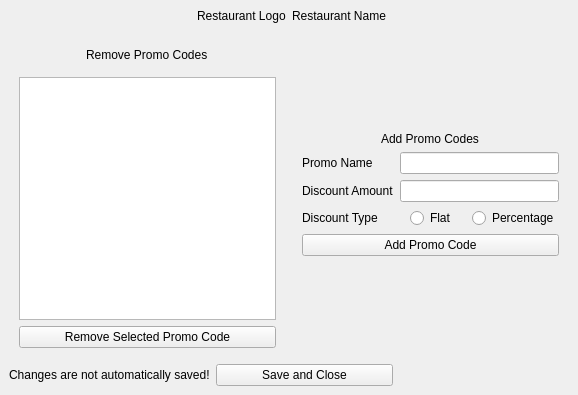
Old version of the form promocodeswindow.ui in the repository PeteCastle/PEx5.
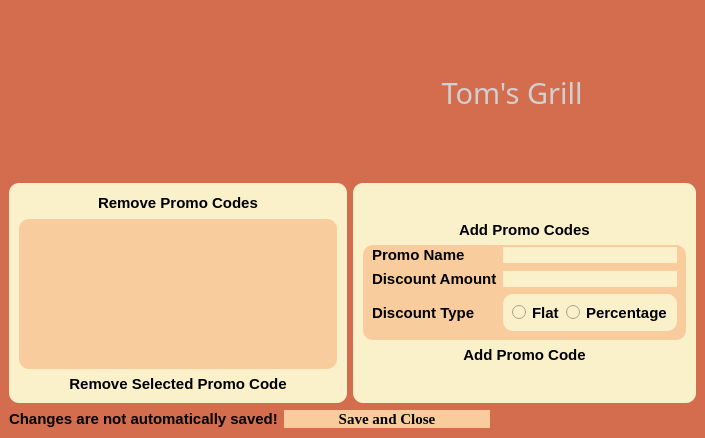
New version of the form. Icons and pictures are not drawn.

The edit to the form file:
```diff
--- a/promocodeswindow.ui
+++ b/promocodeswindow.ui
@@ -6,32 +6,74 @@
    <rect>
     <x>0</x>
     <y>0</y>
-    <width>578</width>
-    <height>395</height>
+    <width>696</width>
+    <height>438</height>
    </rect>
   </property>
   <property name="windowTitle">
-   <string>MainWindow</string>
+   <string>Modify Promo Codes</string>
+  </property>
+  <property name="styleSheet">
+   <string notr="true">background-color: rgb(212, 108, 78);</string>
   </property>
   <widget class="QWidget" name="centralwidget">
    <layout class="QVBoxLayout" name="verticalLayout_3">
     <item>
+     <widget class="QWidget" name="" native="true">
      <layout class="QHBoxLayout" name="horizontalLayout">
       <item alignment="Qt::AlignRight">
        <widget class="QLabel" name="RestaurantNameLogo">
         <property name="text">
-         <string>Restaurant Logo</string>
+          <string/>
+         </property>
+        </widget>
+       </item>
+       <item>
+        <widget class="QLabel" name="label">
+         <property name="minimumSize">
+          <size>
+           <width>300</width>
+           <height>150</height>
+          </size>
+         </property>
+         <property name="maximumSize">
+          <size>
+           <width>300</width>
+           <height>150</height>
+          </size>
+         </property>
+         <property name="styleSheet">
+          <string notr="true">image: url(:/logo/pictures/logo 2.png);</string>
+         </property>
+         <property name="text">
+          <string/>
         </property>
        </widget>
       </item>
       <item>
        <widget class="QLabel" name="RestaurantNameLabel">
+         <property name="minimumSize">
+          <size>
+           <width>350</width>
+           <height>0</height>
+          </size>
+         </property>
+         <property name="font">
+          <font>
+           <family>Vineta BT</family>
+           <pointsize>22</pointsize>
+          </font>
+         </property>
+         <property name="styleSheet">
+          <string notr="true">color: rgb(208, 208, 208);</string>
+         </property>
         <property name="text">
-         <string>Restaurant Name</string>
+          <string>&lt;html&gt;&lt;head/&gt;&lt;body&gt;&lt;p align=&quot;center&quot;&gt;Tom's Grill&lt;/p&gt;&lt;/body&gt;&lt;/html&gt;</string>
         </property>
        </widget>
       </item>
      </layout>
+     </widget>
     </item>
     <item>
      <layout class="QHBoxLayout" name="horizontalLayout_2">
@@ -39,6 +81,13 @@
        <number>0</number>
       </property>
       <item>
+       <widget class="QWidget" name="" native="true">
+        <property name="styleSheet">
+         <string notr="true">color: rgb(0, 0, 0);
+background-color: rgb(250, 240, 202);
+border-radius: 10px
+</string>
+        </property>
        <layout class="QVBoxLayout" name="verticalLayout_2" stretch="10,75,15">
         <property name="leftMargin">
          <number>10</number>
@@ -54,24 +103,51 @@
         </property>
         <item alignment="Qt::AlignHCenter">
          <widget class="QLabel" name="RemovePromoCodeLabel">
+           <property name="font">
+            <font>
+             <pointsize>11</pointsize>
+             <bold>true</bold>
+            </font>
+           </property>
           <property name="text">
            <string>Remove Promo Codes</string>
           </property>
          </widget>
         </item>
         <item>
-         <widget class="QListWidget" name="PromoCodesList"/>
+          <widget class="QListWidget" name="PromoCodesList">
+           <property name="styleSheet">
+            <string notr="true">color: rgb(0, 0, 0);
+background-color: rgb(249, 204, 158);
+border-radius: 10px
+</string>
+           </property>
+          </widget>
         </item>
         <item>
          <widget class="QPushButton" name="RemovePromoCodeButton">
+           <property name="font">
+            <font>
+             <pointsize>11</pointsize>
+             <bold>true</bold>
+            </font>
+           </property>
           <property name="text">
            <string>Remove Selected Promo Code</string>
           </property>
          </widget>
         </item>
        </layout>
+       </widget>
       </item>
       <item>
+       <widget class="QWidget" name="" native="true">
+        <property name="styleSheet">
+         <string notr="true">color: rgb(0, 0, 0);
+background-color: rgb(250, 240, 202);
+border-radius: 10px
+</string>
+        </property>
        <layout class="QVBoxLayout" name="verticalLayout" stretch="0,0,0,0,0">
         <property name="leftMargin">
          <number>10</number>
@@ -100,47 +176,105 @@
         </item>
         <item alignment="Qt::AlignHCenter">
          <widget class="QLabel" name="AddPromoCodeLabel">
+           <property name="font">
+            <font>
+             <pointsize>11</pointsize>
+             <bold>true</bold>
+            </font>
+           </property>
           <property name="text">
            <string>Add Promo Codes</string>
           </property>
          </widget>
         </item>
         <item>
+          <widget class="QWidget" name="" native="true">
+           <property name="styleSheet">
+            <string notr="true">color: rgb(0, 0, 0);
+background-color: rgb(249, 204, 158);
+border-radius: 10px
+</string>
+           </property>
          <layout class="QGridLayout" name="gridLayout_2">
           <property name="topMargin">
-           <number>0</number>
+             <number>1</number>
           </property>
           <item row="0" column="0">
            <widget class="QLabel" name="PromoNameButton">
+              <property name="font">
+               <font>
+                <pointsize>11</pointsize>
+                <bold>true</bold>
+               </font>
+              </property>
             <property name="text">
              <string>Promo Name</string>
             </property>
            </widget>
           </item>
           <item row="0" column="1">
-           <widget class="QLineEdit" name="PromoNameLineEdit"/>
+             <widget class="QLineEdit" name="PromoNameLineEdit">
+              <property name="styleSheet">
+               <string notr="true">color: rgb(0, 0, 0);
+background-color: rgb(250, 240, 202);
+border-radius: 10px
+</string>
+              </property>
+             </widget>
           </item>
           <item row="1" column="0">
            <widget class="QLabel" name="DiscountAmountButton">
+              <property name="font">
+               <font>
+                <pointsize>11</pointsize>
+                <bold>true</bold>
+               </font>
+              </property>
             <property name="text">
              <string>Discount Amount</string>
             </property>
            </widget>
           </item>
           <item row="1" column="1">
-           <widget class="QLineEdit" name="DiscountAmountLineEdit"/>
+             <widget class="QLineEdit" name="DiscountAmountLineEdit">
+              <property name="styleSheet">
+               <string notr="true">color: rgb(0, 0, 0);
+background-color: rgb(250, 240, 202);
+border-radius: 10px
+</string>
+              </property>
+             </widget>
           </item>
           <item row="2" column="0">
            <widget class="QLabel" name="DiscountTypeButton">
+              <property name="font">
+               <font>
+                <pointsize>11</pointsize>
+                <bold>true</bold>
+               </font>
+              </property>
             <property name="text">
              <string>Discount Type</string>
             </property>
            </widget>
           </item>
           <item row="2" column="1">
+             <widget class="QWidget" name="" native="true">
+              <property name="styleSheet">
+               <string notr="true">color: rgb(0, 0, 0);
+background-color: rgb(250, 240, 202);
+border-radius: 10px
+</string>
+              </property>
            <layout class="QHBoxLayout" name="horizontalLayout_5">
             <item alignment="Qt::AlignHCenter">
              <widget class="QRadioButton" name="FlatDiscountButton">
+                 <property name="font">
+                  <font>
+                   <pointsize>11</pointsize>
+                   <bold>true</bold>
+                  </font>
+                 </property>
               <property name="text">
                <string>Flat</string>
               </property>
@@ -148,17 +282,31 @@
             </item>
             <item alignment="Qt::AlignHCenter">
              <widget class="QRadioButton" name="PercentageButton">
+                 <property name="font">
+                  <font>
+                   <pointsize>11</pointsize>
+                   <bold>true</bold>
+                  </font>
+                 </property>
               <property name="text">
                <string>Percentage</string>
               </property>
              </widget>
             </item>
            </layout>
-          </item>
-         </layout>
+             </widget>
+            </item>
+           </layout>
+          </widget>
         </item>
         <item>
          <widget class="QPushButton" name="AddPromoCodeButton">
+           <property name="font">
+            <font>
+             <pointsize>11</pointsize>
+             <bold>true</bold>
+            </font>
+           </property>
           <property name="text">
            <string>Add Promo Code</string>
           </property>
@@ -178,6 +326,7 @@
          </spacer>
         </item>
        </layout>
+       </widget>
       </item>
      </layout>
     </item>
@@ -188,6 +337,15 @@
       </property>
       <item alignment="Qt::AlignRight">
        <widget class="QLabel" name="Notice">
+        <property name="font">
+         <font>
+          <pointsize>11</pointsize>
+          <bold>true</bold>
+         </font>
+        </property>
+        <property name="styleSheet">
+         <string notr="true">color: rgb(0, 0, 0);</string>
+        </property>
         <property name="text">
          <string>Changes are not automatically saved!</string>
         </property>
@@ -195,6 +353,19 @@
       </item>
       <item>
        <widget class="QPushButton" name="SaveAndCloseButton">
+        <property name="font">
+         <font>
+          <family>Georgia</family>
+          <pointsize>11</pointsize>
+          <bold>true</bold>
+         </font>
+        </property>
+        <property name="styleSheet">
+         <string notr="true">color: rgb(0, 0, 0);
+background-color: rgb(249, 204, 158);
+border-radius: 10px
+</string>
+        </property>
         <property name="text">
          <string>Save and Close</string>
         </property>
```
Lines whose indentation alone changed are shown as unchanged.
